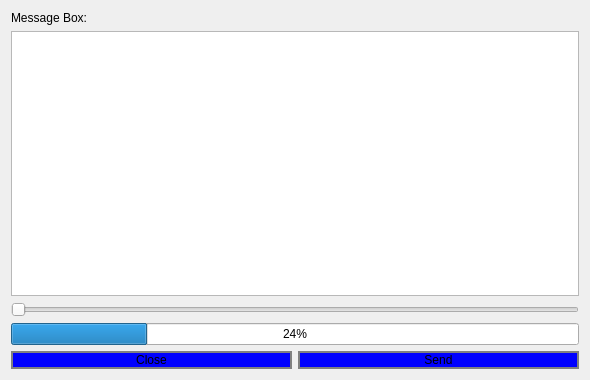
This is dialog.ui in Alee232/QT-project as Qt 5 draws it before an edit. The edited form follows.
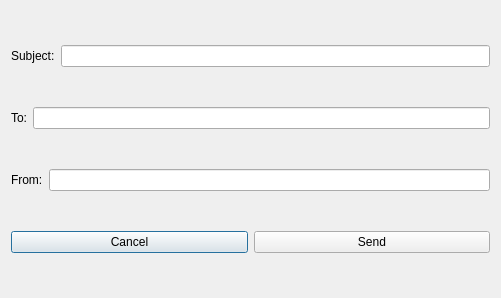
This is the edited form.

Commit message: Created a send and cancel button

Diff of the .ui file:
```diff
--- a/dialog.ui
+++ b/dialog.ui
@@ -6,81 +6,71 @@
    <rect>
     <x>0</x>
     <y>0</y>
-    <width>590</width>
-    <height>380</height>
+    <width>501</width>
+    <height>298</height>
    </rect>
   </property>
   <property name="windowTitle">
    <string>Dialog</string>
   </property>
-  <layout class="QVBoxLayout" name="verticalLayout_5">
+  <layout class="QVBoxLayout" name="verticalLayout">
    <item>
-    <widget class="QLabel" name="label">
-     <property name="text">
-      <string>Message Box:</string>
-     </property>
-    </widget>
+    <layout class="QHBoxLayout" name="horizontalLayout">
+     <item>
+      <widget class="QLabel" name="label_3">
+       <property name="text">
+        <string>Subject:</string>
+       </property>
+      </widget>
+     </item>
+     <item>
+      <widget class="QLineEdit" name="lineEdit_2"/>
+     </item>
+    </layout>
    </item>
    <item>
-    <layout class="QVBoxLayout" name="verticalLayout">
+    <layout class="QHBoxLayout" name="horizontalLayout_2">
      <item>
-      <layout class="QHBoxLayout" name="horizontalLayout">
-       <item>
-        <widget class="QPlainTextEdit" name="plainTextEdit"/>
-       </item>
-      </layout>
+      <widget class="QLabel" name="label">
+       <property name="text">
+        <string>To:</string>
+       </property>
+      </widget>
      </item>
      <item>
-      <widget class="QSlider" name="horizontalSlider">
-       <property name="orientation">
-        <enum>Qt::Horizontal</enum>
+      <widget class="QLineEdit" name="lineEdit_3"/>
+     </item>
+    </layout>
+   </item>
+   <item>
+    <layout class="QHBoxLayout" name="horizontalLayout_3">
+     <item>
+      <widget class="QLabel" name="label_2">
+       <property name="text">
+        <string>From:</string>
        </property>
       </widget>
      </item>
      <item>
-      <widget class="QProgressBar" name="progressBar">
-       <property name="value">
-        <number>24</number>
+      <widget class="QLineEdit" name="lineEdit"/>
+     </item>
+    </layout>
+   </item>
+   <item>
+    <layout class="QHBoxLayout" name="horizontalLayout_5">
+     <item>
+      <widget class="QPushButton" name="pushButton_2">
+       <property name="text">
+        <string>Cancel</string>
        </property>
       </widget>
      </item>
      <item>
-      <layout class="QHBoxLayout" name="horizontalLayout_5">
-       <item>
-        <widget class="QPushButton" name="pushButton_3">
-         <property name="styleSheet">
-          <string notr="true">QPushButton {
-
-border: 2px solid gray;
-border-raduis: 10px;
-padding: 0 8px;
-background: blue;
-}
-</string>
-         </property>
-         <property name="text">
-          <string>Close</string>
-         </property>
-        </widget>
-       </item>
-       <item>
-        <widget class="QPushButton" name="pushButton_2">
-         <property name="styleSheet">
-          <string notr="true">QPushButton {
-
-border: 2px solid gray;
-border-raduis: 10px;
-padding: 0 8px;
-background: blue;
-}
-</string>
-         </property>
-         <property name="text">
-          <string>Send</string>
-         </property>
-        </widget>
-       </item>
-      </layout>
+      <widget class="QPushButton" name="pushButton">
+       <property name="text">
+        <string>Send</string>
+       </property>
+      </widget>
      </item>
     </layout>
    </item>
```
Left out of the diff: 35 changed lines with no effect on the pictures. The commit also changes 1 other file.
